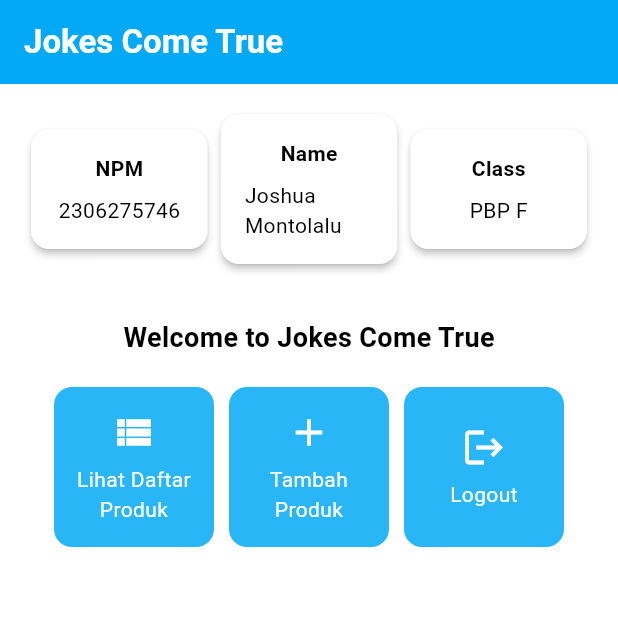
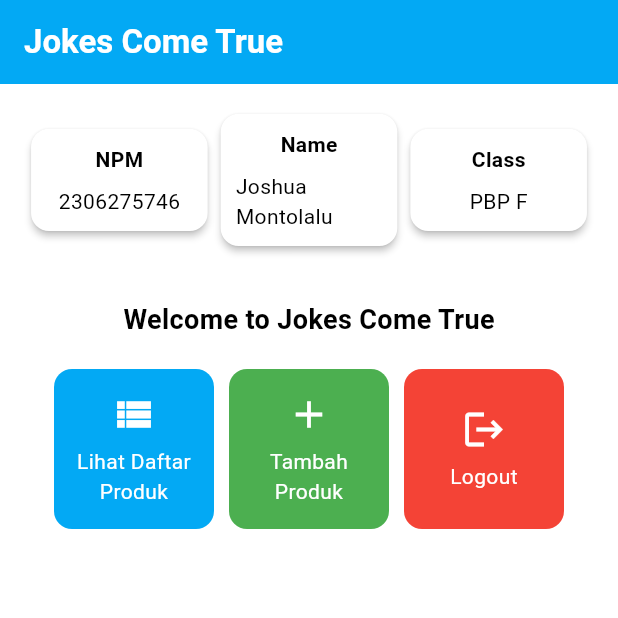
Before and after one commit to HamletJr/jokes-come-true-mobile, a Flutter app: the screen it shows after launch, on a phone screen of 412 x 824 dp, the top half of it. Run offline on Flutter 3.47's test engine with Material 3 defaults, Android fonts, the phone set to English and light mode, and no system bars.

Commit message:
Add color to buttons, finish readme

```diff
--- a/lib/main.dart
+++ b/lib/main.dart
@@ -12,7 +12,7 @@ class MyApp extends StatelessWidget {
   @override
   Widget build(BuildContext context) {
     return MaterialApp(
-      title: 'Flutter Demo',
+      title: 'Jokes Come True',
       theme: ThemeData(
         // This is the theme of your application.
         //
--- a/lib/menu.dart
+++ b/lib/menu.dart
@@ -5,9 +5,9 @@ class MyHomePage extends StatelessWidget {
   final String name = 'Joshua Montolalu'; // Nama
   final String className = 'PBP F'; // Kelas
   final List<ItemHomepage> items = [
-    ItemHomepage("Lihat Daftar Produk", Icons.view_list),
-    ItemHomepage("Tambah Produk", Icons.add),
-    ItemHomepage("Logout", Icons.logout),
+    ItemHomepage("Lihat Daftar Produk", Icons.view_list, Colors.lightBlue),
+    ItemHomepage("Tambah Produk", Icons.add, Colors.green),
+    ItemHomepage("Logout", Icons.logout, Colors.red),
   ];
 
   MyHomePage({super.key});
@@ -108,7 +108,7 @@ class MyHomePage extends StatelessWidget {
         child: Container(
           // Mengatur ukuran dan jarak di dalam kartu.
           width: MediaQuery.of(context).size.width / 3.5, // menyesuaikan dengan lebar device yang digunakan.
-          padding: const EdgeInsets.all(16.0),
+          padding: const EdgeInsets.all(10.0),
           // Menyusun title dan content secara vertikal.
           child: Column(
             children: [
@@ -128,8 +128,9 @@ class MyHomePage extends StatelessWidget {
 class ItemHomepage {
     final String name;
     final IconData icon;
+    final Color color;
 
-    ItemHomepage(this.name, this.icon);
+    ItemHomepage(this.name, this.icon, this.color);
 }
 
 class ItemCard extends StatelessWidget {
@@ -143,7 +144,7 @@ class ItemCard extends StatelessWidget {
   Widget build(BuildContext context) {
     return Material(
       // Menentukan warna latar belakang dari tema aplikasi.
-      color: Theme.of(context).colorScheme.secondary,
+      color: item.color,
       // Membuat sudut kartu melengkung.
       borderRadius: BorderRadius.circular(12),
 
```
Also changed, not shown: 1 other file.
